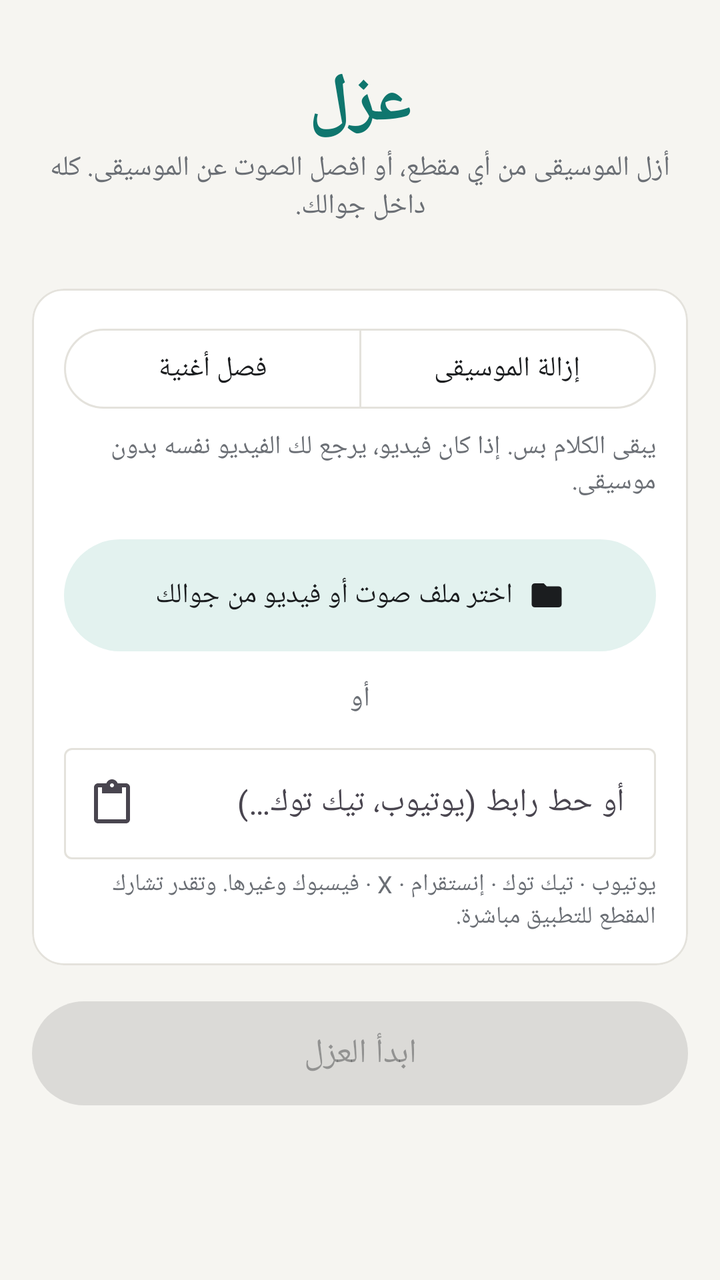
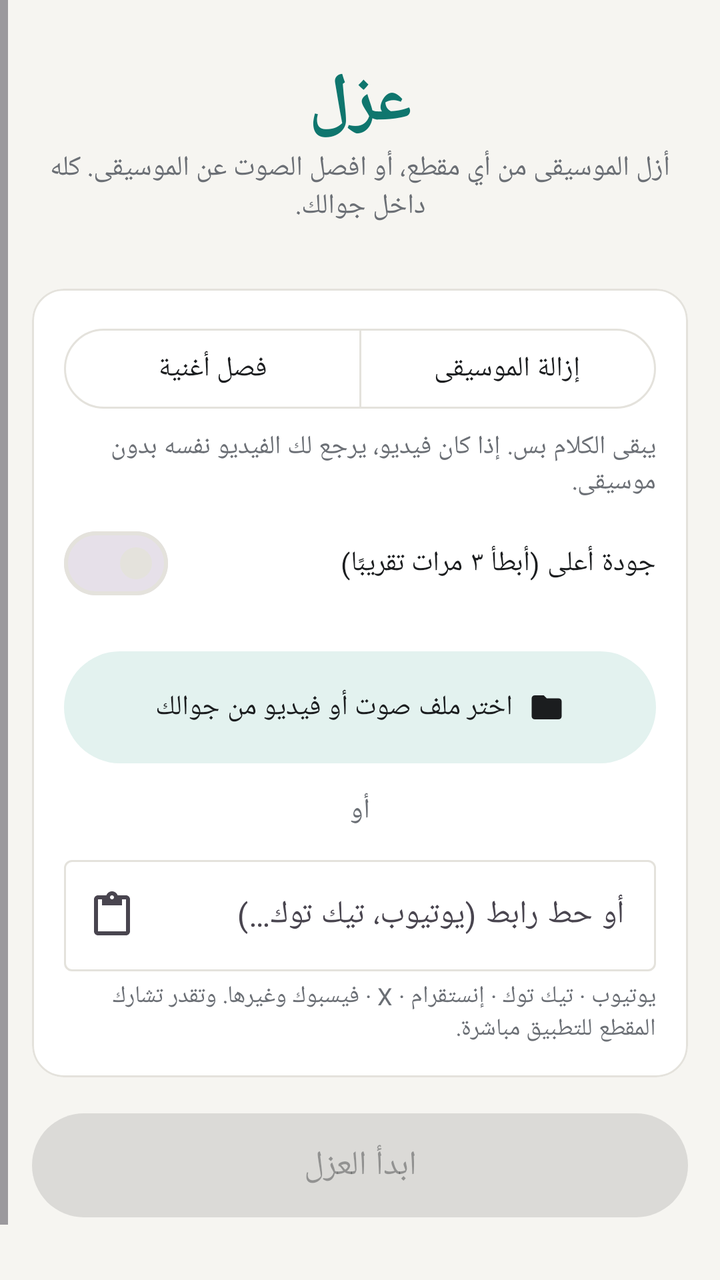

An Android layout rendered at two revisions. The XML below is the earlier revision; the diff shows what the commit changed to produce the second picture.
<!-- AndroidManifest.xml: application theme Theme.Azl -->
<!-- res/layout/activity_main.xml -->
<?xml version="1.0" encoding="utf-8"?>
<ScrollView xmlns:android="http://schemas.android.com/apk/res/android"
    xmlns:app="http://schemas.android.com/apk/res-auto"
    android:id="@+id/root"
    android:layout_width="match_parent"
    android:layout_height="match_parent"
    android:background="@color/bg"
    android:fillViewport="true"
    android:layoutDirection="rtl">

    <LinearLayout
        android:layout_width="match_parent"
        android:layout_height="wrap_content"
        android:orientation="vertical"
        android:padding="16dp">

        
        <TextView
            android:layout_width="match_parent"
            android:layout_height="wrap_content"
            android:layout_marginTop="12dp"
            android:gravity="center"
            android:text="@string/app_name"
            android:textColor="@color/accent"
            android:textSize="34sp"
            android:textStyle="bold" />

        <TextView
            android:layout_width="match_parent"
            android:layout_height="wrap_content"
            android:layout_marginBottom="18dp"
            android:gravity="center"
            android:text="@string/tagline"
            android:textColor="@color/muted"
            android:textSize="14sp" />

        
        <com.google.android.material.card.MaterialCardView
            android:id="@+id/cardUpdate"
            style="@style/Card"
            android:visibility="gone">

            <LinearLayout
                android:layout_width="match_parent"
                android:layout_height="wrap_content"
                android:gravity="center_vertical"
                android:orientation="horizontal"
                android:padding="12dp">

                <TextView
                    android:id="@+id/txtUpdate"
                    android:layout_width="0dp"
                    android:layout_height="wrap_content"
                    android:layout_weight="1"
                    android:textColor="@color/ink" />

                <com.google.android.material.button.MaterialButton
                    android:id="@+id/btnUpdate"
                    android:layout_width="wrap_content"
                    android:layout_height="wrap_content"
                    android:text="تحديث" />
            </LinearLayout>
        </com.google.android.material.card.MaterialCardView>

        
        <com.google.android.material.card.MaterialCardView
            android:id="@+id/cardInput"
            style="@style/Card">

            <LinearLayout
                android:layout_width="match_parent"
                android:layout_height="wrap_content"
                android:orientation="vertical"
                android:padding="16dp">

                <com.google.android.material.button.MaterialButtonToggleGroup
                    android:id="@+id/toggleMode"
                    android:layout_width="match_parent"
                    android:layout_height="wrap_content"
                    app:selectionRequired="true"
                    app:singleSelection="true">

                    <com.google.android.material.button.MaterialButton
                        android:id="@+id/btnSpeech"
                        style="?attr/materialButtonOutlinedStyle"
                        android:layout_width="0dp"
                        android:layout_height="wrap_content"
                        android:layout_weight="1"
                        android:text="@string/mode_speech" />

                    <com.google.android.material.button.MaterialButton
                        android:id="@+id/btnSong"
                        style="?attr/materialButtonOutlinedStyle"
                        android:layout_width="0dp"
                        android:layout_height="wrap_content"
                        android:layout_weight="1"
                        android:text="@string/mode_song" />
                </com.google.android.material.button.MaterialButtonToggleGroup>

                <TextView
                    android:id="@+id/txtModeHint"
                    android:layout_width="match_parent"
                    android:layout_height="wrap_content"
                    android:layout_marginTop="6dp"
                    android:text="@string/hint_speech"
                    android:textColor="@color/muted"
                    android:textSize="13sp" />

                <com.google.android.material.button.MaterialButton
                    android:id="@+id/btnPickFile"
                    style="@style/Widget.Material3.Button.TonalButton"
                    android:layout_width="match_parent"
                    android:layout_height="64dp"
                    android:layout_marginTop="16dp"
                    android:text="@string/pick_file"
                    app:icon="@drawable/ic_folder"
                    app:iconGravity="textStart" />

                <TextView
                    android:id="@+id/txtFileName"
                    android:layout_width="match_parent"
                    android:layout_height="wrap_content"
                    android:layout_marginTop="6dp"
                    android:gravity="center"
                    android:textColor="@color/accent"
                    android:textStyle="bold"
                    android:visibility="gone" />

                <TextView
                    android:layout_width="match_parent"
                    android:layout_height="wrap_content"
                    android:layout_marginVertical="10dp"
                    android:gravity="center"
                    android:text="أو"
                    android:textColor="@color/muted" />

                <com.google.android.material.textfield.TextInputLayout
                    android:id="@+id/inputUrlLayout"
                    style="@style/Widget.Material3.TextInputLayout.OutlinedBox"
                    android:layout_width="match_parent"
                    android:layout_height="wrap_content"
                    android:hint="@string/url_hint"
                    app:endIconDrawable="@drawable/ic_paste"
                    app:endIconMode="custom"
                    app:endIconContentDescription="لصق">

                    <com.google.android.material.textfield.TextInputEditText
                        android:id="@+id/inputUrl"
                        android:layout_width="match_parent"
                        android:layout_height="wrap_content"
                        android:inputType="textUri"
                        android:maxLines="2"
                        android:textDirection="ltr" />
                </com.google.android.material.textfield.TextInputLayout>

                <TextView
                    android:layout_width="match_parent"
                    android:layout_height="wrap_content"
                    android:layout_marginTop="4dp"
                    android:text="@string/sites"
                    android:textColor="@color/muted"
                    android:textSize="12sp" />
            </LinearLayout>
        </com.google.android.material.card.MaterialCardView>

        <com.google.android.material.button.MaterialButton
            android:id="@+id/btnStart"
            android:layout_width="match_parent"
            android:layout_height="60dp"
            android:layout_marginTop="14dp"
            android:enabled="false"
            android:text="@string/start"
            android:textSize="17sp" />

        
        <com.google.android.material.card.MaterialCardView
            android:id="@+id/cardProgress"
            style="@style/Card"
            android:visibility="gone">

            <LinearLayout
                android:layout_width="match_parent"
                android:layout_height="wrap_content"
                android:orientation="vertical"
                android:padding="16dp">

                <TextView
                    android:id="@+id/txtTitle"
                    android:layout_width="match_parent"
                    android:layout_height="wrap_content"
                    android:ellipsize="end"
                    android:maxLines="2"
                    android:textColor="@color/ink"
                    android:textStyle="bold" />

                <TextView
                    android:id="@+id/txtStage"
                    android:layout_width="match_parent"
                    android:layout_height="wrap_content"
                    android:layout_marginTop="4dp"
                    android:textColor="@color/muted" />

                <com.google.android.material.progressindicator.LinearProgressIndicator
                    android:id="@+id/progress"
                    android:layout_width="match_parent"
                    android:layout_height="wrap_content"
                    android:layout_marginTop="12dp"
                    android:indeterminate="true"
                    app:trackCornerRadius="4dp"
                    app:trackThickness="8dp" />

                <LinearLayout
                    android:layout_width="match_parent"
                    android:layout_height="wrap_content"
                    android:layout_marginTop="8dp"
                    android:gravity="center_vertical"
                    android:orientation="horizontal">

                    <TextView
                        android:id="@+id/txtPercent"
                        android:layout_width="0dp"
                        android:layout_height="wrap_content"
                        android:layout_weight="1"
                        android:textColor="@color/ink" />

                    <com.google.android.material.button.MaterialButton
                        android:id="@+id/btnCancel"
                        style="@style/Widget.Material3.Button.TextButton"
                        android:layout_width="wrap_content"
                        android:layout_height="wrap_content"
                        android:text="إلغاء" />
                </LinearLayout>

                <TextView
                    android:layout_width="match_parent"
                    android:layout_height="wrap_content"
                    android:layout_marginTop="4dp"
                    android:text="@string/bg_hint"
                    android:textColor="@color/muted"
                    android:textSize="12sp" />
            </LinearLayout>
        </com.google.android.material.card.MaterialCardView>

        <TextView
            android:id="@+id/txtError"
            android:layout_width="match_parent"
            android:layout_height="wrap_content"
            android:layout_marginTop="14dp"
            android:background="@drawable/bg_error"
            android:padding="12dp"
            android:textColor="@color/danger"
            android:visibility="gone" />

        
        <com.google.android.material.card.MaterialCardView
            android:id="@+id/cardResults"
            style="@style/Card"
            android:visibility="gone">

            <LinearLayout
                android:layout_width="match_parent"
                android:layout_height="wrap_content"
                android:orientation="vertical"
                android:padding="16dp">

                <TextView
                    android:layout_width="match_parent"
                    android:layout_height="wrap_content"
                    android:text="تم العزل ✓"
                    android:textColor="@color/accent"
                    android:textSize="18sp"
                    android:textStyle="bold" />

                <LinearLayout
                    android:id="@+id/resultsContainer"
                    android:layout_width="match_parent"
                    android:layout_height="wrap_content"
                    android:layout_marginTop="8dp"
                    android:orientation="vertical" />

                <TextView
                    android:layout_width="match_parent"
                    android:layout_height="wrap_content"
                    android:layout_marginTop="8dp"
                    android:text="@string/saved_to"
                    android:textColor="@color/muted"
                    android:textSize="12sp" />

                <com.google.android.material.button.MaterialButton
                    android:id="@+id/btnNew"
                    style="@style/Widget.Material3.Button.TonalButton"
                    android:layout_width="match_parent"
                    android:layout_height="wrap_content"
                    android:layout_marginTop="12dp"
                    android:text="ملف جديد" />
            </LinearLayout>
        </com.google.android.material.card.MaterialCardView>

        <TextView
            android:id="@+id/txtVersion"
            android:layout_width="match_parent"
            android:layout_height="wrap_content"
            android:layout_marginTop="24dp"
            android:gravity="center"
            android:textColor="@color/muted"
            android:textSize="12sp" />
    </LinearLayout>
</ScrollView>
<!-- resources referenced by this layout -->
<resources>
  <color name="accent">#0F766E</color>
  <color name="bg">#F6F5F1</color>
  <color name="danger">#B42318</color>
  <color name="ink">#1B1D1F</color>
  <color name="muted">#6B6F75</color>
  <!-- drawable bg_error (drawable) -->
  <?xml version="1.0" encoding="utf-8"?>
  <shape xmlns:android="http://schemas.android.com/apk/res/android">
      <solid android:color="@color/danger_soft" />
      <corners android:radius="12dp" />
  </shape>
  <!-- drawable ic_folder (drawable) -->
  <vector xmlns:android="http://schemas.android.com/apk/res/android" android:width="24dp" android:height="24dp" android:viewportWidth="24" android:viewportHeight="24" android:tint="?attr/colorControlNormal">
      <path android:fillColor="#FFFFFF" android:pathData="M10,4H4C2.9,4 2,4.9 2,6v12c0,1.1 0.9,2 2,2h16c1.1,0 2,-0.9 2,-2V8c0,-1.1 -0.9,-2 -2,-2h-8l-2,-2z"/>
  </vector>
  <!-- drawable ic_paste (drawable) -->
  <vector xmlns:android="http://schemas.android.com/apk/res/android" android:width="24dp" android:height="24dp" android:viewportWidth="24" android:viewportHeight="24" android:tint="?attr/colorControlNormal">
      <path android:fillColor="#FFFFFF" android:pathData="M19,2h-4.18C14.4,0.84 13.3,0 12,0S9.6,0.84 9.18,2H5C3.9,2 3,2.9 3,4v16c0,1.1 0.9,2 2,2h14c1.1,0 2,-0.9 2,-2V4c0,-1.1 -0.9,-2 -2,-2zM12,2c0.55,0 1,0.45 1,1s-0.45,1 -1,1 -1,-0.45 -1,-1 0.45,-1 1,-1zM19,20H5V4h2v3h10V4h2v16z"/>
  </vector>
  <string name="app_name">عزل</string>
  <string name="bg_hint">تقدر تطلع من التطبيق، والعزل يكمل في الخلفية.</string>
  <string name="hint_speech">يبقى الكلام بس. إذا كان فيديو، يرجع لك الفيديو نفسه بدون موسيقى.</string>
  <string name="mode_song">فصل أغنية</string>
  <string name="mode_speech">إزالة الموسيقى</string>
  <string name="pick_file">اختر ملف صوت أو فيديو من جوالك</string>
  <string name="saved_to">انحفظت في الجوال: الصوت في Music/عزل، والفيديو في Movies/عزل.</string>
  <string name="sites">يوتيوب · تيك توك · إنستقرام · X · فيسبوك وغيرها. وتقدر تشارك المقطع للتطبيق مباشرة.</string>
  <string name="start">ابدأ العزل</string>
  <string name="tagline">أزل الموسيقى من أي مقطع، أو افصل الصوت عن الموسيقى. كله داخل جوالك.</string>
  <string name="url_hint">أو حط رابط (يوتيوب، تيك توك…)</string>
  <style name="Card" parent="Widget.Material3.CardView.Outlined">
          <item name="android:layout_width">match_parent</item>
          <item name="android:layout_height">wrap_content</item>
          <item name="android:layout_marginTop">14dp</item>
          <item name="cardBackgroundColor">@color/card</item>
          <item name="strokeColor">@color/line</item>
          <item name="cardCornerRadius">16dp</item>
      </style>
  <style name="Theme.Azl" parent="Theme.Material3.DayNight.NoActionBar">
          <item name="colorPrimary">@color/accent</item>
          <item name="colorOnPrimary">@color/card</item>
          <item name="colorPrimaryContainer">@color/accent_soft</item>
          <item name="colorOnPrimaryContainer">@color/ink</item>
          <item name="colorSecondaryContainer">@color/accent_soft</item>
          <item name="colorOnSecondaryContainer">@color/ink</item>
          <item name="colorSurface">@color/card</item>
          <item name="colorOnSurface">@color/ink</item>
          <item name="colorOutline">@color/line</item>
          <item name="android:windowBackground">@color/bg</item>
          <item name="android:windowLightStatusBar">@bool/light_bars</item>
      </style>
  <color name="danger_soft">#FDECEA</color>
  <color name="card">#FFFFFF</color>
  <color name="line">#E4E2DC</color>
  <color name="accent_soft">#E3F2EF</color>
</resources>

<!-- the commit's change to res/layout/activity_main.xml (unified diff, before → after) -->
@@ -106,6 +106,14 @@
                     android:textColor="@color/muted"
                     android:textSize="13sp" />
 
+                <com.google.android.material.materialswitch.MaterialSwitch
+                    android:id="@+id/switchBest"
+                    android:layout_width="match_parent"
+                    android:layout_height="wrap_content"
+                    android:layout_marginTop="8dp"
+                    android:text="@string/best_quality"
+                    android:textColor="@color/ink" />
+
                 <com.google.android.material.button.MaterialButton
                     android:id="@+id/btnPickFile"
                     style="@style/Widget.Material3.Button.TonalButton"
<!-- resource entries referenced after the edit -->
@@ -20,6 +20,7 @@
       <path android:fillColor="#FFFFFF" android:pathData="M19,2h-4.18C14.4,0.84 13.3,0 12,0S9.6,0.84 9.18,2H5C3.9,2 3,2.9 3,4v16c0,1.1 0.9,2 2,2h14c1.1,0 2,-0.9 2,-2V4c0,-1.1 -0.9,-2 -2,-2zM12,2c0.55,0 1,0.45 1,1s-0.45,1 -1,1 -1,-0.45 -1,-1 0.45,-1 1,-1zM19,20H5V4h2v3h10V4h2v16z"/>
   </vector>
   <string name="app_name">عزل</string>
+  <string name="best_quality">جودة أعلى (أبطأ ٣ مرات تقريبًا)</string>
   <string name="bg_hint">تقدر تطلع من التطبيق، والعزل يكمل في الخلفية.</string>
   <string name="hint_speech">يبقى الكلام بس. إذا كان فيديو، يرجع لك الفيديو نفسه بدون موسيقى.</string>
   <string name="mode_song">فصل أغنية</string>
